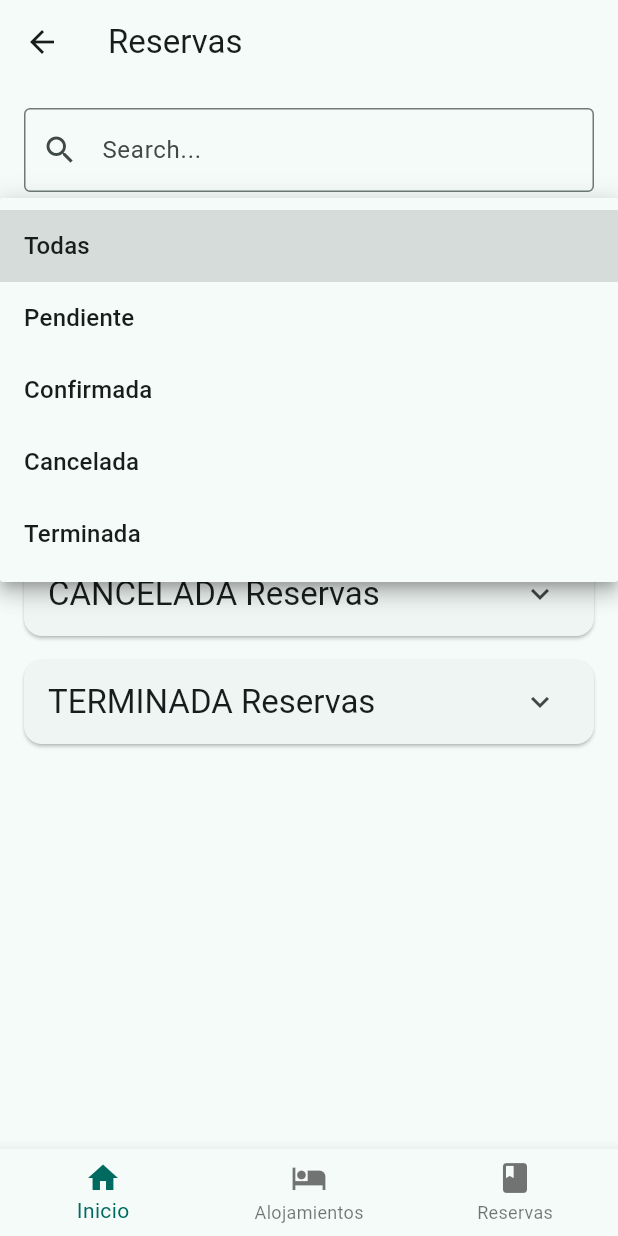
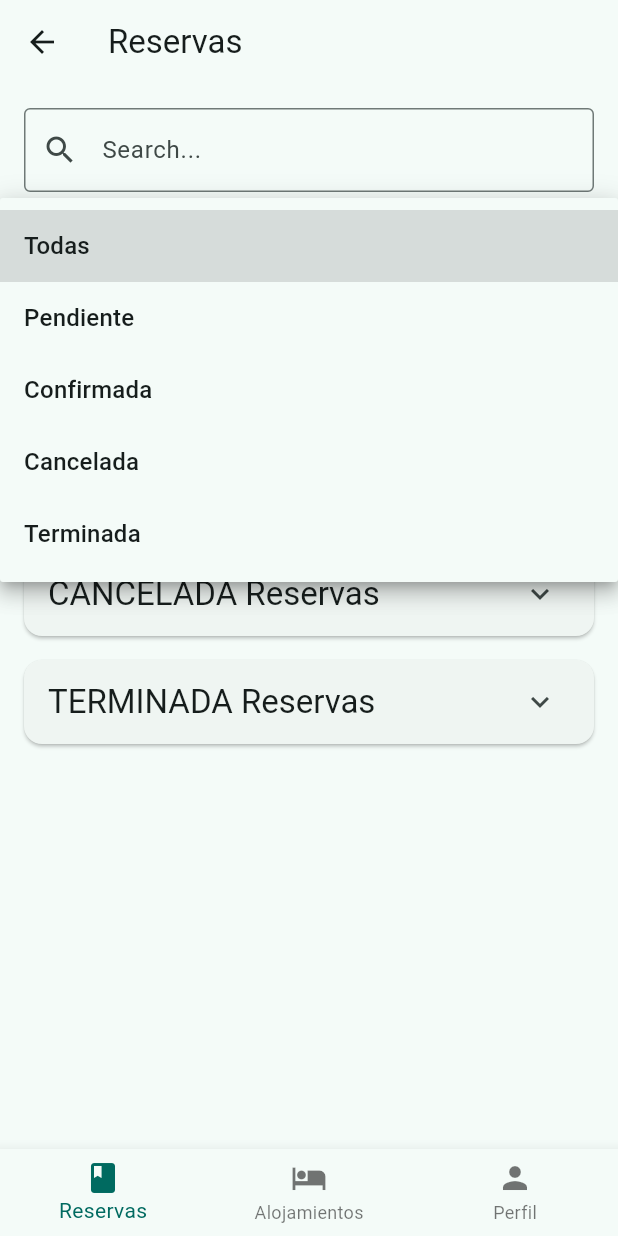
Before and after one commit to JocRivera/Movil-v1.1, a Flutter app: the ReservasScreen screen opened directly, after a tap on "Todas", on a phone screen of 412 x 824 dp. Run offline on Flutter 3.47's test engine with Material 3 defaults, Android fonts, the phone set to English and light mode, and no system bars; network calls fail.

Commit message:
menu corrections

```diff
--- a/lib/layout/menu_widget.dart
+++ b/lib/layout/menu_widget.dart
@@ -1,5 +1,7 @@
+import 'package:bookedge/screen/alojamientos_screen.dart';
 import 'package:flutter/material.dart';
-import '../screen/alojamientos_screen.dart';
+import '../screen/reservas_screen.dart';
+import '../screen/home_screen.dart';
 
 class MenuWidget extends StatefulWidget {
   const MenuWidget({super.key, this.currentIndex});
@@ -11,31 +13,45 @@ class MenuWidget extends StatefulWidget {
 }
 
 class _MenuWidgetState extends State<MenuWidget> {
+  int? _currentIndex;
+
+  @override
+  void initState() {
+    super.initState();
+    _currentIndex = widget.currentIndex;
+  }
+
   @override
   Widget build(BuildContext context) {
     return BottomNavigationBar(
-      onTap: (value) => {
-        if (value == 1)
-          {
-            Navigator.push(context,
-                MaterialPageRoute(builder: (context) => AlojamientosScreen()))
-          }
-        else if (value == 2)
-          {Navigator.pushNamed(context, "/reservas")}
+      onTap: (value) {
+        setState(() {
+          _currentIndex = value;
+        });
+        if (value == 0) {
+          Navigator.push(context,
+              MaterialPageRoute(builder: (context) => ReservasScreen()));
+        }
+        if (value == 1) {
+          Navigator.push(context,
+              MaterialPageRoute(builder: (context) => AlojamientosScreen()));
+        } else if (value == 2) {
+          Navigator.pushNamed(context, "/Profile");
+        }
       },
       currentIndex: widget.currentIndex ?? 0,
       items: const [
         BottomNavigationBarItem(
-          icon: Icon(Icons.home),
-          label: "Inicio",
+          icon: Icon(Icons.book),
+          label: "Reservas",
         ),
         BottomNavigationBarItem(
           icon: Icon(Icons.hotel),
           label: "Alojamientos",
         ),
         BottomNavigationBarItem(
-          icon: Icon(Icons.book),
-          label: "Reservas",
+          icon: Icon(Icons.person),
+          label: "Perfil",
         ),
       ],
     );
--- a/lib/main.dart
+++ b/lib/main.dart
@@ -1,3 +1,4 @@
+import 'package:bookedge/screen/reservas_screen.dart';
 import 'package:flutter/material.dart';
 import './screen/home_screen.dart';
 
@@ -17,7 +18,7 @@ class MyApp extends StatelessWidget {
         colorSchemeSeed: Colors.teal,
         useMaterial3: true,
       ),
-      home: const HomeScreen(),
+      home: const ReservasScreen(),
     );
   }
 }
--- a/lib/screen/alojamientos_screen.dart
+++ b/lib/screen/alojamientos_screen.dart
@@ -102,7 +102,9 @@ class _AlojamientosScreenState extends State<AlojamientosScreen> {
           ),
         ],
       ),
-      bottomNavigationBar: const MenuWidget(),
+      bottomNavigationBar: const MenuWidget(
+        currentIndex: 1,
+      ),
     );
   }
 }
```
